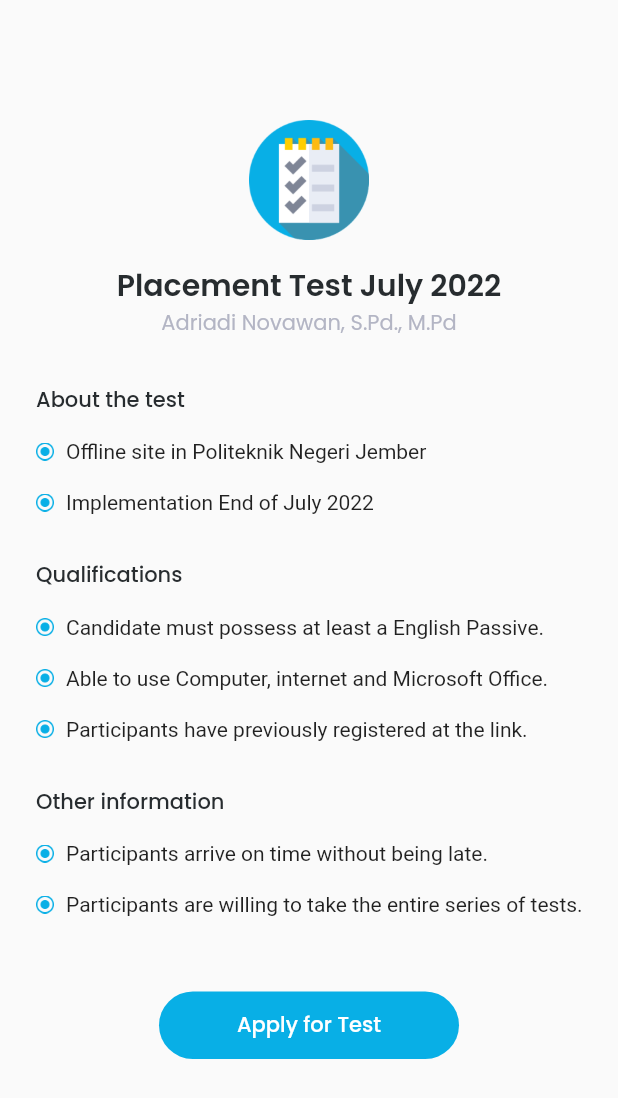
After one commit to mhasan8801/upt_bahasa_polije-mobile, a Flutter app: the DetailTest screen opened directly, on a phone screen of 412 x 824 dp. The commit adds this screen. Shown: the top 1098 px of the screen. Run offline on Flutter 3.47's test engine with Material 2 defaults, Android fonts, the phone set to English and light mode, and no system bars; our stand-ins replace email_validator, google_fonts.

Commit message:
Add Detail Test Page

```diff
--- /dev/null
+++ b/lib/pages/detailtest_page.dart
@@ -0,0 +1,234 @@
+import 'package:flutter/material.dart';
+import 'package:upt_bahasa_polije/theme.dart';
+
+class DetailTest extends StatelessWidget {
+  @override
+  Widget build(BuildContext context) {
+    return Scaffold(
+      body: Center(
+        child: Column(
+          children: [
+            Padding(
+              padding: const EdgeInsets.only(top: 80.0),
+              child: Image.asset(
+                'assets/news1.png',
+                width: 80,
+                height: 80,
+              ),
+            ),
+            SizedBox(
+              height: 15,
+            ),
+            Text(
+              'Placement Test July 2022',
+              style: testTitleTextStyle,
+            ),
+            Text(
+              'Adriadi Novawan, S.Pd., M.Pd',
+              style: subTestTitleTextStyle,
+            ),
+            SizedBox(
+              height: 30,
+            ),
+            Padding(
+              padding: const EdgeInsets.only(left: 24.0, right: 24),
+              child: Column(
+                crossAxisAlignment: CrossAxisAlignment.start,
+                children: [
+                  Text(
+                    'About the test',
+                    style: nbTitle,
+                  ),
+                  SizedBox(
+                    height: 16,
+                  ),
+                  Column(
+                    children: [
+                      Row(
+                        children: [
+                          Image.asset(
+                            'assets/dot.png',
+                            width: 12,
+                            height: 12,
+                          ),
+                          SizedBox(
+                            width: 8,
+                          ),
+                          Text(
+                            'Offline site in Politeknik Negeri Jember',
+                          ),
+                        ],
+                      ),
+                      SizedBox(
+                        height: 18,
+                      ),
+                      Row(
+                        children: [
+                          Image.asset(
+                            'assets/dot.png',
+                            width: 12,
+                            height: 12,
+                          ),
+                          SizedBox(
+                            width: 8,
+                          ),
+                          Text(
+                            'Implementation End of July 2022',
+                          ),
+                        ],
+                      ),
+                    ],
+                  ),
+                  SizedBox(
+                    height: 30,
+                  ),
+                  Column(
+                    crossAxisAlignment: CrossAxisAlignment.start,
+                    children: [
+                      Text(
+                        'Qualifications',
+                        style: nbTitle,
+                      ),
+                      SizedBox(
+                        height: 16,
+                      ),
+                      Column(
+                        children: [
+                          Row(
+                            children: [
+                              Image.asset(
+                                'assets/dot.png',
+                                width: 12,
+                                height: 12,
+                              ),
+                              SizedBox(
+                                width: 8,
+                              ),
+                              Text(
+                                'Candidate must possess at least a English Passive.',
+                              ),
+                            ],
+                          ),
+                          SizedBox(
+                            height: 18,
+                          ),
+                          Row(
+                            children: [
+                              Image.asset(
+                                'assets/dot.png',
+                                width: 12,
+                                height: 12,
+                              ),
+                              SizedBox(
+                                width: 8,
+                              ),
+                              Text(
+                                'Able to use Computer, internet and Microsoft Office.',
+                              ),
+                            ],
+                          ),
+                          SizedBox(
+                            height: 18,
+                          ),
+                          Row(
+                            children: [
+                              Image.asset(
+                                'assets/dot.png',
+                                width: 12,
+                                height: 12,
+                              ),
+                              SizedBox(
+                                width: 8,
+                              ),
+                              Text(
+                                'Participants have previously registered at the link.',
+                              ),
+                            ],
+                          ),
+                        ],
+                      ),
+                      SizedBox(
+                        height: 30,
+                      ),
+                      Column(
+                        crossAxisAlignment: CrossAxisAlignment.start,
+                        children: [
+                          Text(
+                            'Other information',
+                            style: nbTitle,
+                          ),
+                          SizedBox(
+                            height: 16,
+                          ),
+                          Column(
+                            children: [
+                              Row(
+                                children: [
+                                  Image.asset(
+                                    'assets/dot.png',
+                                    width: 12,
+                                    height: 12,
+                                  ),
+                                  SizedBox(
+                                    width: 8,
+                                  ),
+                                  Text(
+                                    'Participants arrive on time without being late.',
+                                  ),
+                                ],
+                              ),
+                              SizedBox(
+                                height: 18,
+                              ),
+                              Row(
+                                children: [
+                                  Image.asset(
+                                    'assets/dot.png',
+                                    width: 12,
+                                    height: 12,
+                                  ),
+                                  SizedBox(
+                                    width: 8,
+                                  ),
+                                  Text(
+                                    'Participants are willing to take the entire series of tests.',
+                                  ),
+                                ],
+                              ),
+                            ],
+                          ),
+                          Center(
+                            child: Padding(
+                              padding: const EdgeInsets.only(top: 50.0),
+                              child: Container(
+                                width: 200,
+                                height: 45,
+                                child: TextButton(
+                                  style: TextButton.styleFrom(
+                                    shape: RoundedRectangleBorder(
+                                      borderRadius: BorderRadius.circular(66),
+                                    ),
+                                    backgroundColor: Color(0xff08AFE6),
+                                  ),
+                                  onPressed: () {},
+                                  child: Text(
+                                    'Apply for Test',
+                                    style: buttonTitleTextStyle,
+                                  ),
+                                ),
+                              ),
+                            ),
+                          ),
+                        ],
+                      )
+                    ],
+                  )
+                ],
+              ),
+            )
+          ],
+        ),
+      ),
+    );
+  }
+}
--- a/lib/pages/onboarding_page.dart
+++ /dev/null
@@ -1,15 +0,0 @@
-import 'package:flutter/material.dart';
-
-class OnboardingPage extends StatefulWidget {
-  const OnboardingPage({Key? key}) : super(key: key);
-
-  @override
-  State<OnboardingPage> createState() => _OnboardingPageState();
-}
-
-class _OnboardingPageState extends State<OnboardingPage> {
-  @override
-  Widget build(BuildContext context) {
-    return Container();
-  }
-}
--- a/lib/pages/splash_page.dart
+++ b/lib/pages/splash_page.dart
@@ -2,7 +2,6 @@ import 'dart:async';
 
 import 'package:flutter/material.dart';
 import 'package:google_fonts/google_fonts.dart';
-import 'package:upt_bahasa_polije/pages/onboarding_page.dart';
 import 'package:upt_bahasa_polije/pages/started_page.dart';
 
 class SplashPage extends StatefulWidget {
--- a/lib/theme.dart
+++ b/lib/theme.dart
@@ -22,3 +22,15 @@ TextStyle servicesTitleTextStyle = GoogleFonts.poppins(
 
 TextStyle servicesSubTitleTextStyle = GoogleFonts.poppins(
     color: Color(0xffffffff), fontSize: 16, fontWeight: FontWeight.w400);
+
+TextStyle testTitleTextStyle = GoogleFonts.poppins(
+    color: Color(0xff272C2F), fontSize: 20, fontWeight: FontWeight.w600);
+
+TextStyle subTestTitleTextStyle = GoogleFonts.poppins(
+    color: Color(0xffB3B5C4), fontSize: 14, fontWeight: FontWeight.w400);
+
+TextStyle nbTitle = GoogleFonts.poppins(
+    color: Color(0xff272C2F), fontSize: 14, fontWeight: FontWeight.w500);
+
+TextStyle subNbTitle = GoogleFonts.poppins(
+    color: Color(0xff272C2F), fontSize: 14, fontWeight: FontWeight.w300);
--- a/lib/widgets/news_list.dart
+++ b/lib/widgets/news_list.dart
@@ -1,5 +1,6 @@
 import 'package:flutter/material.dart';
 import 'package:google_fonts/google_fonts.dart';
+import 'package:upt_bahasa_polije/pages/detailtest_page.dart';
 import 'package:upt_bahasa_polije/theme.dart';
 
 class NewsList extends StatelessWidget {
@@ -13,7 +14,16 @@ class NewsList extends StatelessWidget {
       required this.imageUrl});
   @override
   Widget build(BuildContext context) {
-    return Row(
+    return InkWell(
+      onTap: () {
+        Navigator.push(
+          context,
+          MaterialPageRoute(
+            builder: (context) => DetailTest(),
+          ),
+        );
+      },
+      child: Row(
         crossAxisAlignment: CrossAxisAlignment.start,
         children: [
           Image.asset(
@@ -47,6 +57,7 @@ class NewsList extends StatelessWidget {
             ),
           )
         ],
+      ),
     );
   }
 }
```
Also changed, not shown: assets/dot.png (added). Lines whose indentation alone changed are shown as unchanged.
